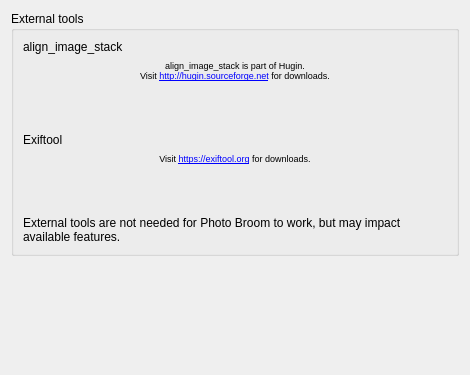
Qt form src/gui/desktop/config_tabs/tools_tab.ui (Kicer86/photobroom) before a commit.
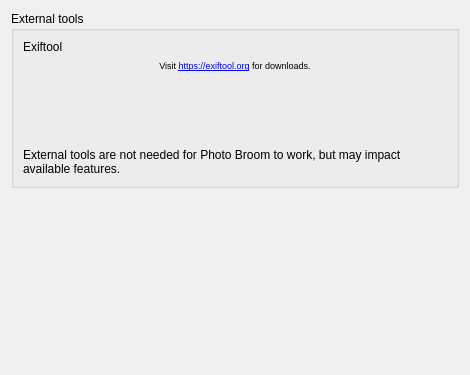
The same form after that commit. Custom widgets are drawn as their Qt base class.

Commit message: Remove all references to align_image_stack. More work needed to replace it

```diff
--- a/src/gui/desktop/config_tabs/tools_tab.ui
+++ b/src/gui/desktop/config_tabs/tools_tab.ui
@@ -21,57 +21,16 @@
      </property>
      <layout class="QFormLayout" name="formLayout">
       <item row="0" column="0">
-       <widget class="QLabel" name="aisLabel">
-        <property name="toolTip">
-         <string>Used to stabilize scene when creating animations (gifs) from photo series.</string>
-        </property>
-        <property name="text">
-         <string notr="true">align_image_stack</string>
-        </property>
-       </widget>
-      </item>
-      <item row="0" column="1">
-       <widget class="QtExtChooseFile" name="aisPath" native="true"/>
-      </item>
-      <item row="1" column="0" colspan="2">
-       <widget class="QLabel" name="label_2">
-        <property name="font">
-         <font>
-          <pointsize>7</pointsize>
-         </font>
-        </property>
-        <property name="text">
-         <string>align_image_stack is part of Hugin.&lt;br/&gt;Visit &lt;a href=&quot;http://hugin.sourceforge.net/&quot;&gt;http://hugin.sourceforge.net&lt;/a&gt; for downloads.</string>
-        </property>
-        <property name="alignment">
-         <set>Qt::AlignHCenter|Qt::AlignTop</set>
-        </property>
-       </widget>
-      </item>
-      <item row="2" column="0" colspan="2">
-       <spacer name="verticalSpacer_3">
-        <property name="orientation">
-         <enum>Qt::Vertical</enum>
-        </property>
-        <property name="sizeHint" stdset="0">
-         <size>
-          <width>20</width>
-          <height>40</height>
-         </size>
-        </property>
-       </spacer>
-      </item>
-      <item row="3" column="0">
        <widget class="QLabel" name="exiftoolLabel">
         <property name="text">
          <string notr="true">Exiftool</string>
         </property>
        </widget>
       </item>
-      <item row="3" column="1">
+      <item row="0" column="1">
        <widget class="QtExtChooseFile" name="exiftoolPath" native="true"/>
       </item>
-      <item row="4" column="0" colspan="2">
+      <item row="1" column="0" colspan="2">
        <widget class="QLabel" name="label_6">
         <property name="font">
          <font>
@@ -86,7 +45,7 @@
         </property>
        </widget>
       </item>
-      <item row="5" column="0" colspan="2">
+      <item row="2" column="0" colspan="2">
        <spacer name="verticalSpacer_5">
         <property name="orientation">
          <enum>Qt::Vertical</enum>
@@ -99,7 +58,7 @@
         </property>
        </spacer>
       </item>
-      <item row="6" column="0" colspan="2">
+      <item row="3" column="0" colspan="2">
        <widget class="QLabel" name="label_5">
         <property name="text">
          <string>External tools are not needed for Photo Broom to work, but may impact available features.</string>
```
The commit also changes 16 other files.
